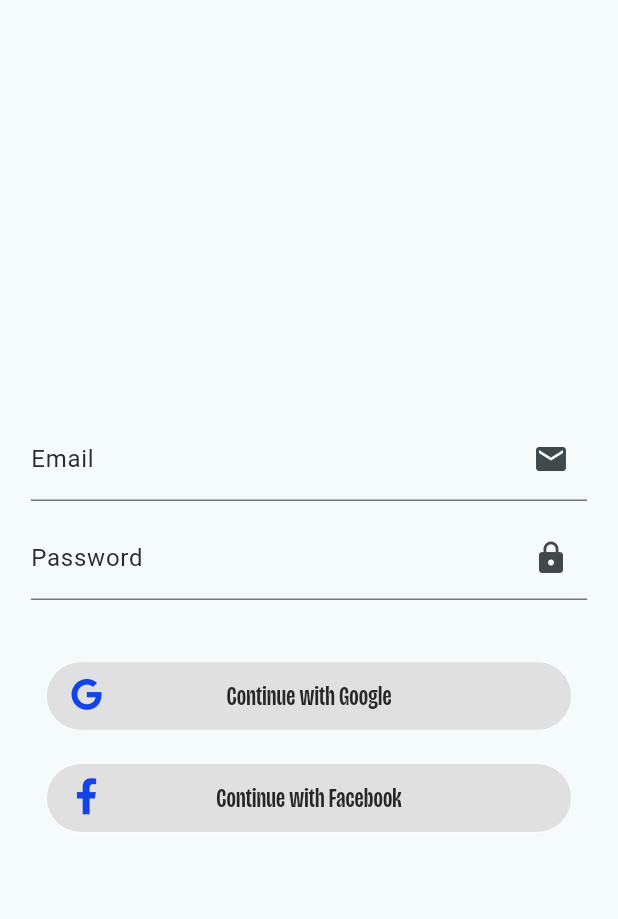
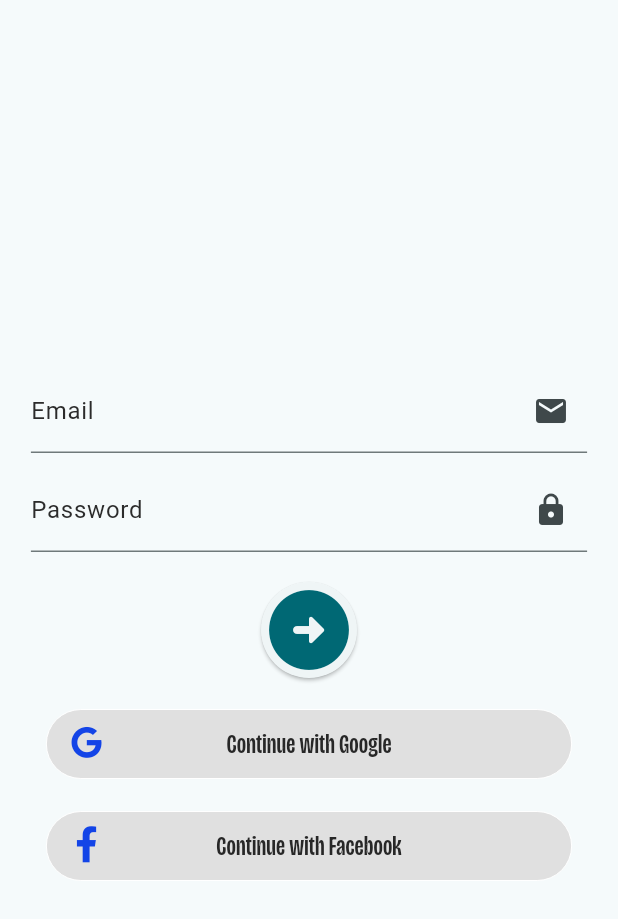
Before and after one commit to davidalexandru1370/BachelorThesis, a Flutter app: the screen it shows after launch, on a phone screen of 412 x 824 dp. Shown: the top 919 px of the screen. Run offline on Flutter 3.47's test engine with Material 2 defaults, Android fonts, the phone set to English and light mode, and no system bars.

Commit message:
added: login button

```diff
--- a/frontend/lib/screens/login_screen.dart
+++ b/frontend/lib/screens/login_screen.dart
@@ -57,7 +57,18 @@ class _LoginScreenState extends State<LoginScreen> {
                               ),
                             ),
                           )),
-                      const Padding(padding: EdgeInsets.all(20)),
+                      const Padding(padding: EdgeInsets.all(10)),
+                      ElevatedButton(
+                          onPressed: () {},
+                          style: ElevatedButton.styleFrom(
+                            padding: const EdgeInsets.all(0),
+                            shape: const CircleBorder(eccentricity: 1),
+                          ),
+                          child: const Icon(
+                            Icons.arrow_circle_right_rounded,
+                            size: 64,
+                          )),
+                      const Padding(padding: EdgeInsets.all(10)),
                       const Column(
                         mainAxisAlignment: MainAxisAlignment.spaceEvenly,
                         children: [
```
